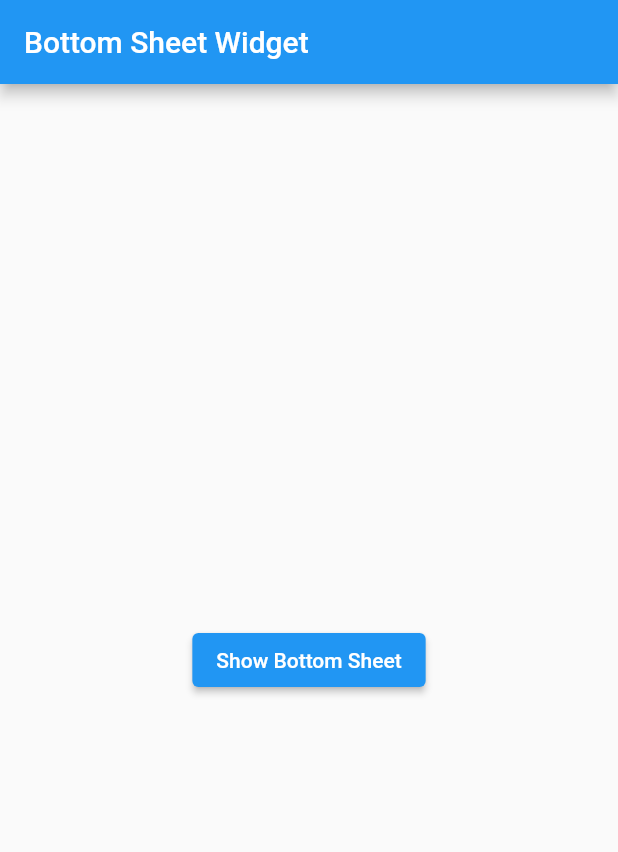
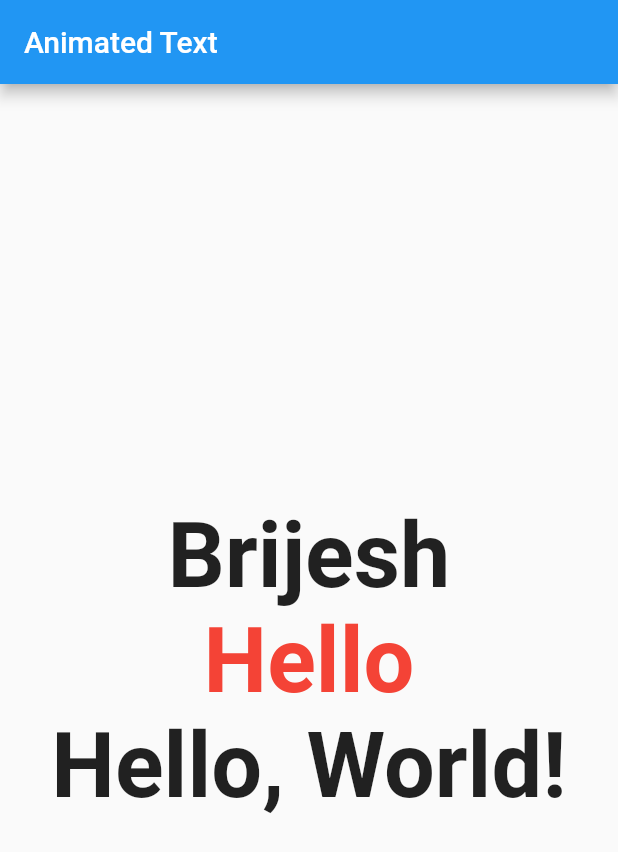
Before and after one commit to goimmence/immencers-app, a Flutter app: the screen it shows after launch, on a phone screen of 412 x 824 dp. Shown: the top 852 px of the screen. Run offline on Flutter 3.47's test engine with Material 2 defaults, Android fonts, the phone set to English and light mode, and no system bars; drawn by our look-alikes of animated_text_kit; our stand-ins replace cached_network_image.

Commit message:
build: add dependency animated text kit
- Add TypewriterAnimatedText, RotateAnimatedText

```diff
--- a/lib/main.dart
+++ b/lib/main.dart
@@ -1,5 +1,6 @@
 import 'package:flutter/material.dart';
 import 'package:flutter_basic/widgets/alert.dart';
+import 'package:flutter_basic/widgets/animated_text.dart';
 import 'package:flutter_basic/widgets/bottom_sheet_widget.dart';
 import 'package:flutter_basic/widgets/button.dart';
 import 'package:flutter_basic/widgets/container_and_sizedbox.dart';
@@ -32,7 +33,8 @@ class MyApp extends StatelessWidget {
       // home: const DrawerWidget(),
       // home: const ImageWidget(),
       // home: const AlertWidget(),
-      home: const BottomSheetWidget(),
+      // home: const BottomSheetWidget(),
+      home: const AnimatedText(),
     );
   }
 }
--- /dev/null
+++ b/lib/widgets/animated_text.dart
@@ -0,0 +1,73 @@
+import 'package:animated_text_kit/animated_text_kit.dart';
+import 'package:flutter/material.dart';
+
+class AnimatedText extends StatelessWidget {
+  const AnimatedText({Key? key}) : super(key: key);
+
+  @override
+  Widget build(BuildContext context) {
+    return Scaffold(
+      appBar: AppBar(
+        title: const Text("Animated Text"),
+      ),
+      body: Center(
+        child: Column(
+          mainAxisAlignment: MainAxisAlignment.center,
+          children: [
+            AnimatedTextKit(
+              animatedTexts: [
+                TypewriterAnimatedText("Brijesh",
+                    textStyle: const TextStyle(
+                      fontSize: 60,
+                      fontWeight: FontWeight.bold,
+                    ),
+                    speed: const Duration(milliseconds: 100)),
+              ],
+              totalRepeatCount: 4,
+              pause: const Duration(milliseconds: 200),
+              displayFullTextOnTap: true,
+              stopPauseOnTap: true,
+            ),
+            AnimatedTextKit(
+              animatedTexts: [
+                RotateAnimatedText(
+                  "Hello",
+                  textStyle: const TextStyle(
+                    fontSize: 60,
+                    fontWeight: FontWeight.bold,
+                    color: Colors.red,
+                  ),
+                ),
+                RotateAnimatedText(
+                  "World",
+                  textStyle: const TextStyle(
+                    fontSize: 60,
+                    fontWeight: FontWeight.bold,
+                  ),
+                ),
+              ],
+            ),
+            AnimatedTextKit(
+              animatedTexts: [
+                WavyAnimatedText(
+                  'Hello, World!',
+                  textStyle: const TextStyle(
+                    fontSize: 60,
+                    fontWeight: FontWeight.bold,
+                  ),
+                ),
+                WavyAnimatedText(
+                  'Hello, World!',
+                  textStyle: const TextStyle(
+                    fontSize: 60,
+                    fontWeight: FontWeight.bold,
+                  ),
+                ),
+              ],
+            ),
+          ],
+        ),
+      ),
+    );
+  }
+}
--- a/pubspec.yaml
+++ b/pubspec.yaml
@@ -35,6 +35,7 @@ dependencies:
   # Use with the CupertinoIcons class for iOS style icons.
   cupertino_icons: ^1.0.2
   cached_network_image: ^3.2.1
+  animated_text_kit: ^4.2.2
 
 dev_dependencies:
   flutter_test:
```
Also changed, not shown: 1 other file.
